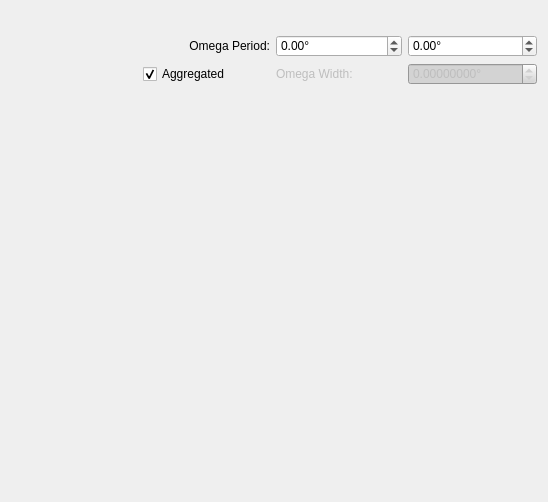
This is hexrd/ui/resources/ui/rotation_series_overlay_editor.ui in HEXRD/hexrdgui as Qt 5 draws it before an edit. The edited form follows.
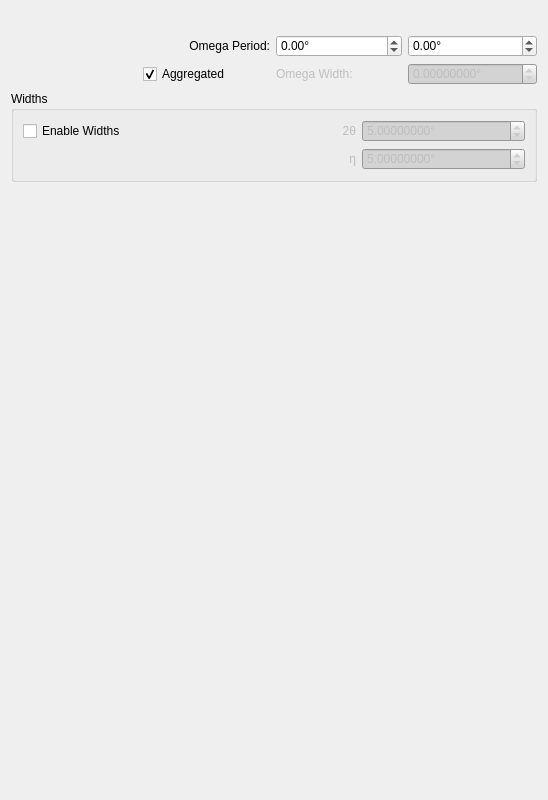
This is the edited form. Custom widgets are drawn as their Qt base class.

Commit message:
Add ranges to rotation series overlays
This adds two theta and eta ranges to the rotation series overlays, which
are rectangular.

```diff
--- a/hexrd/ui/resources/ui/rotation_series_overlay_editor.ui
+++ b/hexrd/ui/resources/ui/rotation_series_overlay_editor.ui
@@ -7,7 +7,7 @@
     <x>0</x>
     <y>0</y>
     <width>548</width>
-    <height>502</height>
+    <height>800</height>
    </rect>
   </property>
   <property name="minimumSize">
@@ -24,26 +24,7 @@
 </string>
   </property>
   <layout class="QGridLayout" name="gridLayout">
-   <item row="10" column="1" colspan="4">
-    <layout class="QVBoxLayout" name="crystal_editor_layout"/>
-   </item>
-   <item row="4" column="4">
-    <widget class="ScientificDoubleSpinBox" name="omega_period_1">
-     <property name="keyboardTracking">
-      <bool>false</bool>
-     </property>
-     <property name="suffix">
-      <string>°</string>
-     </property>
-     <property name="minimum">
-      <double>-360.000000000000000</double>
-     </property>
-     <property name="maximum">
-      <double>360.000000000000000</double>
-     </property>
-    </widget>
-   </item>
-   <item row="13" column="1" colspan="4">
+   <item row="14" column="1" colspan="4">
     <spacer name="verticalSpacer">
      <property name="orientation">
       <enum>Qt::Vertical</enum>
@@ -78,7 +59,115 @@
    <item row="0" column="1" rowspan="4" colspan="2">
     <layout class="QVBoxLayout" name="eta_ranges_layout"/>
    </item>
-   <item row="4" column="2">
+   <item row="11" column="1" colspan="4">
+    <layout class="QVBoxLayout" name="crystal_editor_layout"/>
+   </item>
+   <item row="4" column="4">
+    <widget class="ScientificDoubleSpinBox" name="omega_period_1">
+     <property name="keyboardTracking">
+      <bool>false</bool>
+     </property>
+     <property name="suffix">
+      <string>°</string>
+     </property>
+     <property name="minimum">
+      <double>-360.000000000000000</double>
+     </property>
+     <property name="maximum">
+      <double>360.000000000000000</double>
+     </property>
+    </widget>
+   </item>
+   <item row="0" column="3" rowspan="4" colspan="2">
+    <layout class="QVBoxLayout" name="omega_ranges_layout"/>
+   </item>
+   <item row="10" column="1" colspan="4">
+    <widget class="QGroupBox" name="widths_group">
+     <property name="title">
+      <string>Widths</string>
+     </property>
+     <layout class="QGridLayout" name="gridLayout_2">
+      <item row="0" column="0">
+       <widget class="QCheckBox" name="enable_widths">
+        <property name="text">
+         <string>Enable Widths</string>
+        </property>
+       </widget>
+      </item>
+      <item row="0" column="1">
+       <widget class="QLabel" name="tth_width_label">
+        <property name="enabled">
+         <bool>false</bool>
+        </property>
+        <property name="text">
+         <string>2θ</string>
+        </property>
+        <property name="alignment">
+         <set>Qt::AlignRight|Qt::AlignTrailing|Qt::AlignVCenter</set>
+        </property>
+       </widget>
+      </item>
+      <item row="0" column="2">
+       <widget class="ScientificDoubleSpinBox" name="tth_width">
+        <property name="enabled">
+         <bool>false</bool>
+        </property>
+        <property name="keyboardTracking">
+         <bool>false</bool>
+        </property>
+        <property name="suffix">
+         <string>°</string>
+        </property>
+        <property name="decimals">
+         <number>8</number>
+        </property>
+        <property name="maximum">
+         <double>360.000000000000000</double>
+        </property>
+        <property name="value">
+         <double>5.000000000000000</double>
+        </property>
+       </widget>
+      </item>
+      <item row="1" column="1">
+       <widget class="QLabel" name="eta_width_label">
+        <property name="enabled">
+         <bool>false</bool>
+        </property>
+        <property name="text">
+         <string>η</string>
+        </property>
+        <property name="alignment">
+         <set>Qt::AlignRight|Qt::AlignTrailing|Qt::AlignVCenter</set>
+        </property>
+       </widget>
+      </item>
+      <item row="1" column="2">
+       <widget class="ScientificDoubleSpinBox" name="eta_width">
+        <property name="enabled">
+         <bool>false</bool>
+        </property>
+        <property name="keyboardTracking">
+         <bool>false</bool>
+        </property>
+        <property name="suffix">
+         <string>°</string>
+        </property>
+        <property name="decimals">
+         <number>8</number>
+        </property>
+        <property name="maximum">
+         <double>360.000000000000000</double>
+        </property>
+        <property name="value">
+         <double>5.000000000000000</double>
+        </property>
+       </widget>
+      </item>
+     </layout>
+    </widget>
+   </item>
+   <item row="4" column="1" colspan="2">
     <widget class="QLabel" name="omega_period_label">
      <property name="text">
       <string>Omega Period:</string>
```
Left out of the diff: 58 changed lines with no effect on the pictures. The commit also changes 5 other files.
